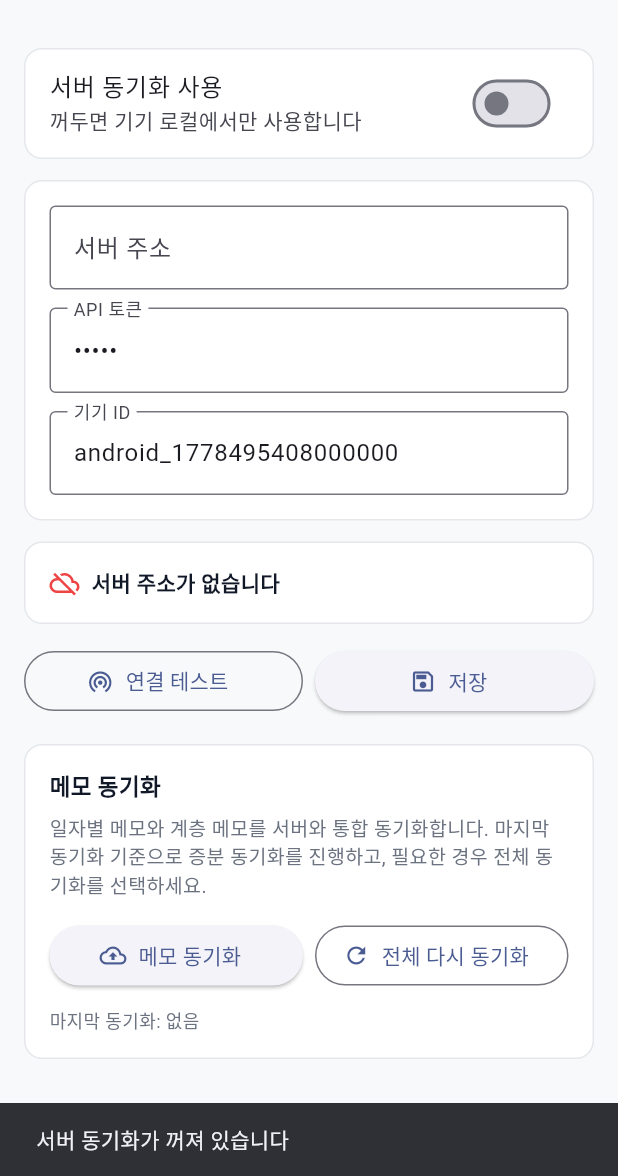
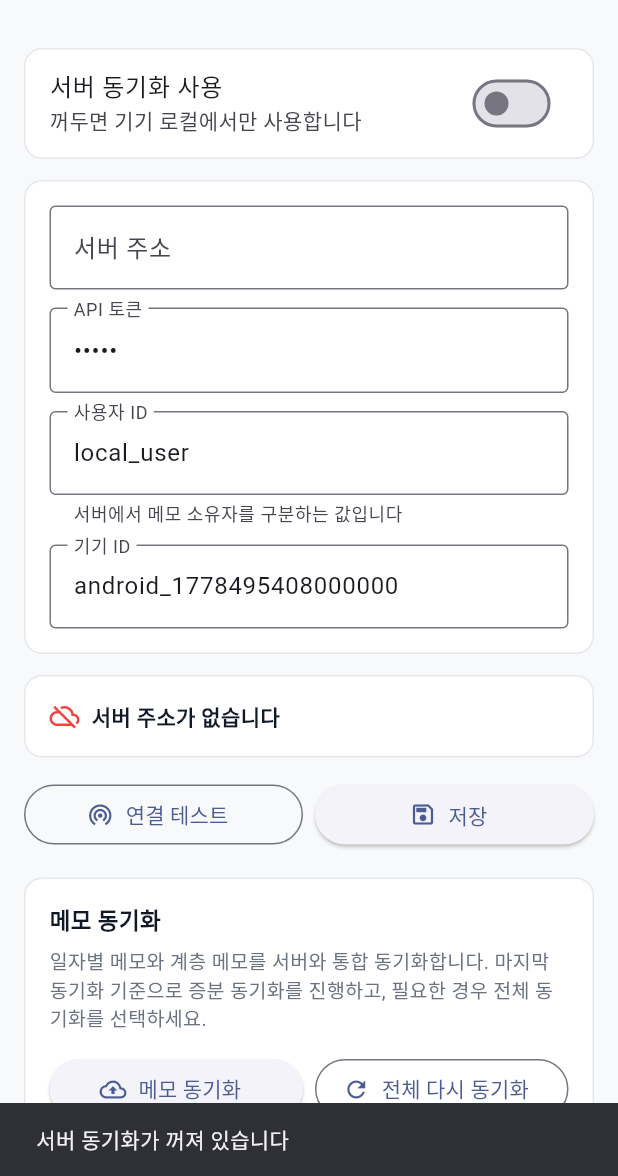
Before and after one commit to cyhuh428-sinsan/Now, a Flutter app: the ServerSettingsPage screen opened by its route, after a tap on "연결 테스트", after a tap on "메모 동기화", on a phone screen of 412 x 824 dp, the part 60-1236 px from its top. Run offline on Flutter 3.47's test engine with Material 3 defaults, Android fonts, the light colour scheme and no system bars; our stand-ins replace dio, drift, drift_flutter, file_picker, flutter_local_notifications, flutter_riverpod and 12 more; missing offline and left inert: device_calendar, flutter_sound, health; accounts and stored records are empty; generated files the repository leaves out were written again.

Commit message:
feat: add app server owner setting

```diff
--- a/now_app/lib/features/settings/server_settings_page.dart
+++ b/now_app/lib/features/settings/server_settings_page.dart
@@ -13,6 +13,7 @@ class ServerSettingsPage extends ConsumerStatefulWidget {
 class _ServerSettingsPageState extends ConsumerState<ServerSettingsPage> {
   final _baseUrlCtrl = TextEditingController();
   final _tokenCtrl = TextEditingController();
+  final _ownerIdCtrl = TextEditingController();
   final _deviceIdCtrl = TextEditingController();
   DateTime? _lastSyncedAt;
   bool _enabled = false;
@@ -25,6 +26,7 @@ class _ServerSettingsPageState extends ConsumerState<ServerSettingsPage> {
   void dispose() {
     _baseUrlCtrl.dispose();
     _tokenCtrl.dispose();
+    _ownerIdCtrl.dispose();
     _deviceIdCtrl.dispose();
     super.dispose();
   }
@@ -34,6 +36,7 @@ class _ServerSettingsPageState extends ConsumerState<ServerSettingsPage> {
     _enabled = settings.enabled;
     _baseUrlCtrl.text = settings.baseUrl;
     _tokenCtrl.text = settings.token;
+    _ownerIdCtrl.text = settings.ownerId;
     _deviceIdCtrl.text = settings.deviceId;
     _lastSyncedAt = settings.lastSyncedAt;
     _loaded = true;
@@ -44,6 +47,7 @@ class _ServerSettingsPageState extends ConsumerState<ServerSettingsPage> {
       enabled: _enabled,
       baseUrl: _baseUrlCtrl.text,
       token: _tokenCtrl.text,
+      ownerId: _ownerIdCtrl.text,
       deviceId: _deviceIdCtrl.text,
       lastSyncedAt: _lastSyncedAt,
     );
@@ -219,6 +223,16 @@ class _ServerSettingsPageState extends ConsumerState<ServerSettingsPage> {
                     decoration: const InputDecoration(
                       labelText: 'API 토큰',
                       hintText: '서버 NOW_API_TOKEN 값',
+                      border: OutlineInputBorder(),
+                    ),
+                  ),
+                  const SizedBox(height: 12),
+                  TextField(
+                    controller: _ownerIdCtrl,
+                    decoration: const InputDecoration(
+                      labelText: '사용자 ID',
+                      hintText: 'local_user',
+                      helperText: '서버에서 메모 소유자를 구분하는 값입니다',
                       border: OutlineInputBorder(),
                     ),
                   ),
--- a/now_app/lib/services/server_sync_service.dart
+++ b/now_app/lib/services/server_sync_service.dart
@@ -12,6 +12,7 @@ import '../repositories/repository_providers.dart';
 const _serverEnabledKey = 'now_server_enabled';
 const _serverBaseUrlKey = 'now_server_base_url';
 const _serverTokenKey = 'now_server_token';
+const _serverOwnerIdKey = 'now_server_owner_id';
 const _serverDeviceIdKey = 'now_server_device_id';
 const _serverLastSyncedAtKey = 'now_server_last_synced_at';
 const _serverDeletedTreeMemosKey = 'now_server_deleted_tree_memos';
@@ -31,6 +32,7 @@ class ServerSettings {
   final bool enabled;
   final String baseUrl;
   final String token;
+  final String ownerId;
   final String deviceId;
   final DateTime? lastSyncedAt;
 
@@ -38,6 +40,7 @@ class ServerSettings {
     required this.enabled,
     required this.baseUrl,
     required this.token,
+    required this.ownerId,
     required this.deviceId,
     required this.lastSyncedAt,
   });
@@ -51,10 +54,15 @@ class ServerSettings {
       final generated = 'android_${DateTime.now().microsecondsSinceEpoch}';
       await prefs.setString(_serverDeviceIdKey, generated);
     }
+    final ownerId = prefs.getString(_serverOwnerIdKey);
+    if (ownerId == null || ownerId.trim().isEmpty) {
+      await prefs.setString(_serverOwnerIdKey, 'local_user');
+    }
     return ServerSettings(
       enabled: prefs.getBool(_serverEnabledKey) ?? false,
       baseUrl: prefs.getString(_serverBaseUrlKey) ?? '',
       token: prefs.getString(_serverTokenKey) ?? '',
+      ownerId: prefs.getString(_serverOwnerIdKey) ?? 'local_user',
       deviceId: prefs.getString(_serverDeviceIdKey) ?? '',
       lastSyncedAt: _parseSyncTime(prefs.getString(_serverLastSyncedAtKey)),
     );
@@ -65,6 +73,7 @@ class ServerSettings {
     await prefs.setBool(_serverEnabledKey, enabled);
     await prefs.setString(_serverBaseUrlKey, _normalizeBaseUrl(baseUrl));
     await prefs.setString(_serverTokenKey, token.trim());
+    await prefs.setString(_serverOwnerIdKey, _normalizeOwnerId(ownerId));
     await prefs.setString(_serverDeviceIdKey, deviceId.trim());
     if (lastSyncedAt == null) {
       await prefs.remove(_serverLastSyncedAtKey);
@@ -80,6 +89,7 @@ class ServerSettings {
     bool? enabled,
     String? baseUrl,
     String? token,
+    String? ownerId,
     String? deviceId,
     DateTime? lastSyncedAt,
     bool clearLastSyncedAt = false,
@@ -88,6 +98,7 @@ class ServerSettings {
       enabled: enabled ?? this.enabled,
       baseUrl: baseUrl ?? this.baseUrl,
       token: token ?? this.token,
+      ownerId: ownerId ?? this.ownerId,
       deviceId: deviceId ?? this.deviceId,
       lastSyncedAt: clearLastSyncedAt
           ? null
@@ -207,7 +218,7 @@ class ServerSyncService {
       final res = await dio.post<Map<String, dynamic>>(
         '/api/v1/sync',
         data: {
-          'owner_id': 'local_user',
+          'owner_id': settings.ownerId,
           'device_id': settings.deviceId,
           'updated_after': effectiveSyncPoint,
           'include_deleted': true,
@@ -330,7 +341,7 @@ class ServerSyncService {
               .get();
       final content = segments.map((s) => s.content).join('\n\n').trim();
       payloads.add({
-        'owner_id': 'local_user',
+        'owner_id': settings.ownerId,
         'device_id': settings.deviceId,
         'local_id': meeting.meetingId,
         'note_type': 'daily',
@@ -370,7 +381,7 @@ class ServerSyncService {
           final body = lines.skip(1).join('\n').trim();
           final parent = tags['parent']?.trim();
           return {
-            'owner_id': 'local_user',
+            'owner_id': settings.ownerId,
             'device_id': settings.deviceId,
             'local_id': memo.memoId,
             'note_type': 'tree',
@@ -403,7 +414,7 @@ class ServerSyncService {
       final parentLocalId = parentRaw.isEmpty ? null : parentRaw;
 
       payloads.add({
-        'owner_id': 'local_user',
+        'owner_id': settings.ownerId,
         'device_id': settings.deviceId,
         'local_id': entry.key,
         'note_type': 'tree',
@@ -493,6 +504,11 @@ String _normalizeBaseUrl(String value) {
   return trimmed;
 }
 
+String _normalizeOwnerId(String value) {
+  final trimmed = value.trim();
+  return trimmed.isEmpty ? 'local_user' : trimmed;
+}
+
 String _serverConnectionMessage(
   String name,
   bool authRequired,
```
